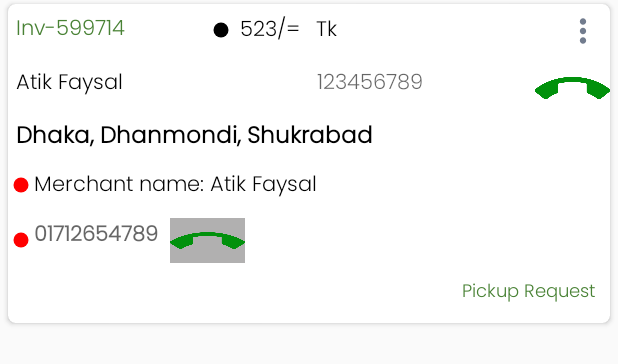
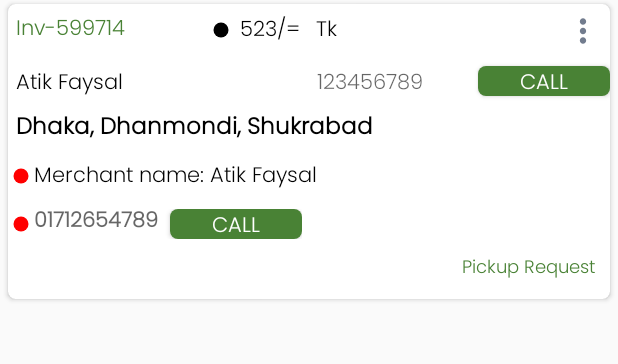
Before and after one commit to HumayunBee/PaddleRiders, an Android app: the layout model_parcel.xml on its own in the app's theme, with its tools: preview values and no code run, on a phone screen of 412 x 824 dp. Shown: the top 364 px of the screen. Run offline under Robolectric (Android 15) with nearby library versions, the phone set to English and light mode, and no system bars; network calls fail.

Commit message:
last committddf

```diff
--- a/app/src/main/java/com/stitbd/paddlecourierrider/Adaptar/PickupParcelAdaptar/PickUpParcelAdaptar.java
+++ b/app/src/main/java/com/stitbd/paddlecourierrider/Adaptar/PickupParcelAdaptar/PickUpParcelAdaptar.java
@@ -111,7 +111,7 @@ public class PickUpParcelAdaptar extends RecyclerView.Adapter<PickUpParcelAdapta
         TextView Invoice, CustomerName, CustomerPhn, CustomerAddress,
                 TotalCollectAmount, MerchantName, ParcelStatus,Merchatnphn;
         ImageView optionMenu;
-        ImageButton Call,Merchant_call;
+        Button Call,Merchant_call;
 
         public Viewholders(@NonNull @NotNull View itemView) {
             super(itemView);
--- a/app/src/main/java/com/stitbd/paddlecourierrider/Adaptar/PickupParcelAdaptar/RequestParcelAdaptar.java
+++ b/app/src/main/java/com/stitbd/paddlecourierrider/Adaptar/PickupParcelAdaptar/RequestParcelAdaptar.java
@@ -11,6 +11,7 @@ import android.os.Build;
 import android.view.LayoutInflater;
 import android.view.View;
 import android.view.ViewGroup;
+import android.widget.Button;
 import android.widget.ImageButton;
 import android.widget.ImageView;
 import android.widget.TextView;
@@ -106,7 +107,7 @@ public class RequestParcelAdaptar extends RecyclerView.Adapter<RequestParcelAdap
         TextView Invoice, CustomerName, CustomerPhn, CustomerAddress, TotalCollectAmount, MerchantName, ParcelStatus,
                 Merchatnphn;
         ImageView optionMenu;
-        ImageButton Call, Merchant_call;
+        Button Call, Merchant_call;
 
         public Viewholders(@NonNull @NotNull View itemView) {
             super(itemView);
--- a/app/src/main/java/com/stitbd/paddlecourierrider/Adaptar/ReturnParcelAdaptar/RequestReturnAdaptar.java
+++ b/app/src/main/java/com/stitbd/paddlecourierrider/Adaptar/ReturnParcelAdaptar/RequestReturnAdaptar.java
@@ -11,6 +11,7 @@ import android.os.Build;
 import android.view.LayoutInflater;
 import android.view.View;
 import android.view.ViewGroup;
+import android.widget.Button;
 import android.widget.ImageButton;
 import android.widget.ImageView;
 import android.widget.TextView;
@@ -103,7 +104,7 @@ public class RequestReturnAdaptar extends RecyclerView.Adapter<RequestReturnAdap
         TextView Invoice, CustomerName, CustomerPhn, CustomerAddress, TotalCollectAmount, MerchantName, ParcelStatus,
                 Merchatnphn;
         ImageView optionMenu;
-        ImageButton Call, Merchant_call;
+        Button Call, Merchant_call;
 
         public Viewholders(@NonNull @NotNull View itemView) {
             super(itemView);
--- a/app/src/main/java/com/stitbd/paddlecourierrider/Adaptar/ReturnParcelAdaptar/ReturnParcels.java
+++ b/app/src/main/java/com/stitbd/paddlecourierrider/Adaptar/ReturnParcelAdaptar/ReturnParcels.java
@@ -10,6 +10,7 @@ import android.os.Build;
 import android.view.LayoutInflater;
 import android.view.View;
 import android.view.ViewGroup;
+import android.widget.Button;
 import android.widget.ImageButton;
 import android.widget.ImageView;
 import android.widget.TextView;
@@ -108,7 +109,7 @@ public class ReturnParcels extends RecyclerView.Adapter<ReturnParcels.Viewholder
         TextView Invoice, CustomerName, CustomerPhn, CustomerAddress,
                 TotalCollectAmount, MerchantName, ParcelStatus, Merchantphn;
         ImageView optionMenu;
-        ImageButton Call,Merchant_call;
+        Button Call,Merchant_call;
 
         public Viewholders(@NonNull @NotNull View itemView) {
             super(itemView);
--- a/app/src/main/res/layout/model_parcel.xml
+++ b/app/src/main/res/layout/model_parcel.xml
@@ -136,13 +136,14 @@
                     android:textSize="@dimen/text_size_h5"
                     tools:hint="123456789" />
 
-                <ImageButton
+                <Button
                     android:id="@+id/call"
-                    android:layout_width="50dp"
-                    android:layout_height="40dp"
-                    android:background="@color/white"
+                    android:layout_width="wrap_content"
+                    android:layout_height="20dp"
+                    android:background="@drawable/bg_button"
                     android:scaleType="fitXY"
-                    android:src="@drawable/call_start" />
+                    android:text="call"
+                    android:textColor="@color/white" />
 
             </LinearLayout>
 
@@ -213,14 +214,23 @@
                         android:textStyle="bold"
                         app:drawableStartCompat="@drawable/ic_point_red"
                         tools:hint="01712654789" />
-                    <ImageButton
-                        android:id="@+id/merchant_call"
-                        android:layout_width="50dp"
-                        android:layout_height="30dp"
-                        android:background="#B1B0B0"
-                        android:scaleType="fitXY"
-                        android:layout_marginLeft="5dp"
-                        android:src="@drawable/call_start" />
+
+                    <LinearLayout
+                        android:layout_width="wrap_content"
+                        android:layout_height="wrap_content"
+                        android:orientation="horizontal">
+
+                        <Button
+                            android:id="@+id/merchant_call"
+                            android:layout_width="wrap_content"
+                            android:layout_height="20dp"
+                            android:layout_marginLeft="5dp"
+                            android:background="@drawable/bg_button"
+                            android:scaleType="fitXY"
+                            android:text="call"
+                            android:textColor="@color/white" />
+
+                    </LinearLayout>
 
 
                 </LinearLayout>
@@ -229,7 +239,6 @@
                     android:layout_width="0dp"
                     android:layout_height="wrap_content"
                     android:layout_weight="1">
-
 
 
                 </LinearLayout>
```
